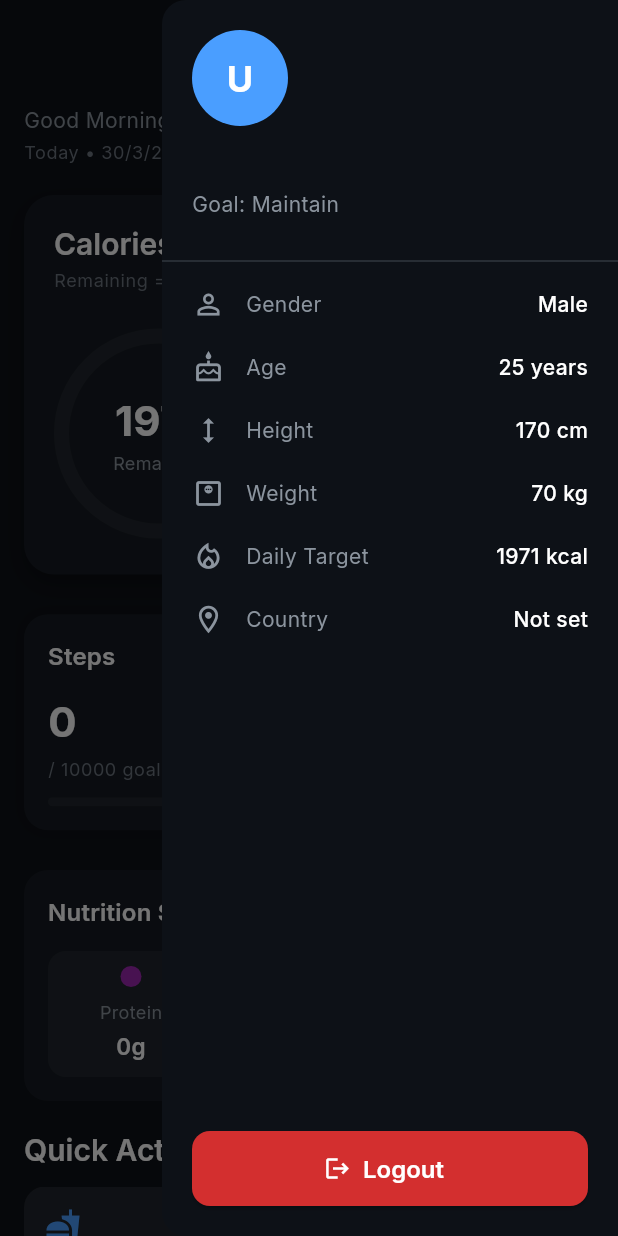
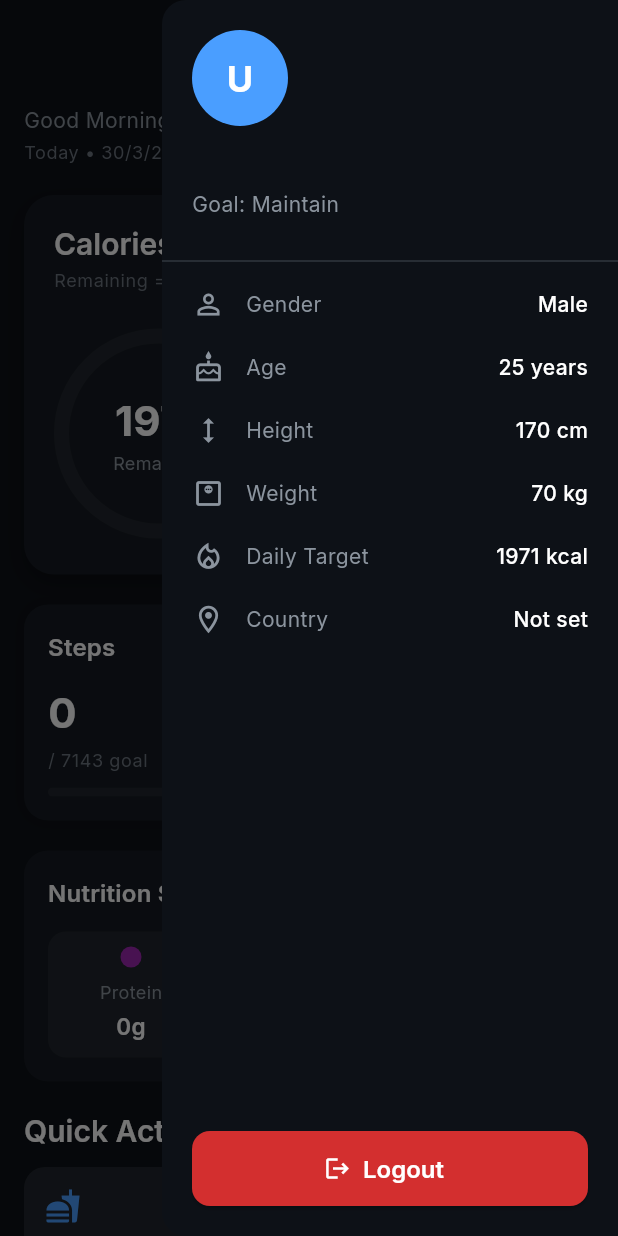
Before and after one commit to mannpadhiar/Fitness-App, a Flutter app: the HomeView screen opened directly, after a tap on the "menu" icon, on a phone screen of 412 x 824 dp. Run offline on Flutter 3.47's test engine with Material 3 defaults, Android fonts, the phone set to English and light mode, and no system bars; drawn by our look-alikes of percent_indicator; our stand-ins replace fl_chart, flutter_dotenv, get, get_storage, google_fonts, permission_handler and 1 more; missing offline and left inert: pedometer_2; accounts and stored records are empty; network calls fail.

Commit message:
fixed homepage inconsistancy

```diff
--- a/frontend/lib/app/modules/home/controllers/home_controller.dart
+++ b/frontend/lib/app/modules/home/controllers/home_controller.dart
@@ -1,8 +1,10 @@
 import 'dart:async';
+import 'dart:io';
 import 'package:flutter/foundation.dart';
 import 'package:get/get.dart';
 import 'package:get_storage/get_storage.dart';
 import 'package:pedometer_2/pedometer_2.dart';
+import 'package:permission_handler/permission_handler.dart';
 import 'package:fitness_app/app/routes/app_routes.dart';
 import 'package:fitness_app/app/services/auth_service.dart';
 import 'package:fitness_app/app/services/user_service.dart';
@@ -39,9 +41,11 @@ class HomeController extends GetxController {
 
   // Steps
   final steps = 0.obs;
-  final stepsGoal = 10000;
+  final stepsGoal = 8000.obs;
   StreamSubscription<int>? _stepSubscription;
   final pedometer = Pedometer();
+  int _initialStreamSteps = -1; // first value from stepCountStream (since boot)
+  int _baselineDailySteps = 0;  // steps from getStepCount (today so far)
 
   // Loading
   final isLoading = true.obs;
@@ -50,10 +54,157 @@ class HomeController extends GetxController {
   void onInit() {
     super.onInit();
     _loadFromBackend();
-    _initPedometer();
+    _requestPermissionAndStartPedometer();
   }
 
-  // Fetch user profile + active goal + daily summary from backend
+  // --- Permission + Pedometer ---
+  Future<void> _requestPermissionAndStartPedometer() async {
+    try {
+      PermissionStatus status;
+      if (Platform.isAndroid) {
+        status = await Permission.activityRecognition.request();
+      } else {
+        status = await Permission.sensors.request();
+      }
+
+      if (status.isGranted) {
+        await _initPedometer();
+      } else {
+        debugPrint('Activity permission denied: $status');
+        // Still try — some devices work without explicit grant
+        await _initPedometer();
+      }
+    } catch (e) {
+      debugPrint('Permission request failed: $e');
+      await _initPedometer();
+    }
+  }
+
+  Future<void> _initPedometer() async {
+    // 1. Get today's steps so far using getStepCount (accurate daily total)
+    try {
+      final now = DateTime.now();
+      final todayStart = DateTime(now.year, now.month, now.day);
+      _baselineDailySteps = await pedometer.getStepCount(
+        from: todayStart,
+        to: now,
+      );
+      steps.value = _baselineDailySteps;
+      _updateExerciseCalories();
+      debugPrint('Baseline daily steps: $_baselineDailySteps');
+    } catch (e) {
+      debugPrint('getStepCount failed: $e');
+      _baselineDailySteps = 0;
+    }
+
+    // 2. Listen to live stream for real-time updates
+    //    The stream returns steps since last boot, so we track the delta
+    _initialStreamSteps = -1;
+    _stepSubscription = pedometer.stepCountStream().listen(
+      (stepCount) {
+        if (_initialStreamSteps == -1) {
+          // First stream event — this is the "since boot" baseline
+          _initialStreamSteps = stepCount;
+          // Don't update steps.value yet — baseline already has the right count
+          debugPrint('Stream baseline (since boot): $_initialStreamSteps');
+        } else {
+          // Delta = how many steps since we started listening
+          final delta = stepCount - _initialStreamSteps;
+          steps.value = _baselineDailySteps + delta;
+          _updateExerciseCalories();
+
+          // Sync to backend periodically
+          _syncStepsToBackend(steps.value);
+        }
+      },
+      onError: (error) {
+        debugPrint('Pedometer stream error: $error');
+      },
+    );
+  }
+
+  void _updateExerciseCalories() {
+    // Weight-aware formula: calories per step ≈ 0.0005 × weight(kg)
+    final calPerStep = 0.0005 * weightKg.value;
+    exerciseCalories.value = (steps.value * calPerStep).round();
+  }
+
+  // --- Dynamic Steps Goal Calculation ---
+  void _calculateStepsGoal() {
+    final weight = weightKg.value;
+    final height = heightCm.value;
+    final userAge = age.value;
+    final userGender = gender.value;
+    final userGoal = goal.value;
+    final activity = activityLevel.value;
+
+    // 1. BMR (Mifflin-St Jeor)
+    final base = 10 * weight + 6.25 * height - 5 * userAge;
+    final bmr = userGender == 'male' ? base + 5 : base - 161;
+
+    // 2. Activity multiplier
+    double activityMultiplier;
+    switch (activity) {
+      case 'moderate':
+        activityMultiplier = 1.55;
+        break;
+      case 'high':
+        activityMultiplier = 1.725;
+        break;
+      default: // 'low'
+        activityMultiplier = 1.2;
+    }
+
+    // 3. TDEE
+    final tdee = bmr * activityMultiplier;
+
+    // 4. Goal-based calorie adjustment
+    double calorieAdjustment;
+    switch (userGoal) {
+      case 'lose':
+        calorieAdjustment = -400; // deficit to burn via walking
+        break;
+      case 'gain':
+        calorieAdjustment = 200; // small surplus, less walking needed
+        break;
+      default: // 'maintain'
+        calorieAdjustment = 0;
+    }
+
+    // 5. Calculate target extra calories to burn through steps
+    //    For 'lose': user needs to burn extra 400 kcal through activity
+    //    For 'maintain': moderate activity target
+    //    For 'gain': lighter step target
+    double targetStepCalories;
+    switch (userGoal) {
+      case 'lose':
+        // Burn the deficit through walking
+        targetStepCalories = calorieAdjustment.abs();
+        break;
+      case 'gain':
+        // Light walking — just enough for health
+        targetStepCalories = 150;
+        break;
+      default: // 'maintain'
+        // Moderate walking
+        targetStepCalories = 250;
+    }
+
+    // 6. Calories per step = 0.0005 × weight(kg)
+    final calPerStep = 0.0005 * weight;
+
+    // 7. Steps = target calories / cal per step
+    int calculatedSteps = (targetStepCalories / calPerStep).round();
+
+    // 8. Clamp to reasonable range
+    calculatedSteps = calculatedSteps.clamp(4000, 15000);
+
+    stepsGoal.value = calculatedSteps;
+    debugPrint('Dynamic steps goal: $calculatedSteps '
+        '(BMR=$bmr, TDEE=$tdee, goal=$userGoal, calPerStep=$calPerStep)');
+  }
+
+  // --- Backend Data Loading ---
   Future<void> _loadFromBackend() async {
     try {
       final userId = await AuthService.getUserId();
@@ -84,6 +235,9 @@ class HomeController extends GetxController {
       } else {
         _calculateTargetCaloriesLocally();
       }
+
+      // Calculate dynamic steps goal based on user profile
+      _calculateStepsGoal();
 
       // Fetch today's daily summary
       final now = DateTime.now();
@@ -125,6 +279,7 @@ class HomeController extends GetxController {
     activityLevel.value = box.read('activityLevel') ?? 'low';
     country.value = box.read('country') ?? '';
     _calculateTargetCaloriesLocally();
+    _calculateStepsGoal();
     isLoading.value = false;
   }
 
@@ -171,22 +326,7 @@ class HomeController extends GetxController {
     targetCalories.value = tdee.round();
   }
 
-  // --- Pedometer ---
-  void _initPedometer() {
-    _stepSubscription = pedometer.stepCountStream().listen(
-      (stepCount) {
-        steps.value = stepCount;
-        exerciseCalories.value = (stepCount * 0.04).round();
-
-        // Sync steps to backend periodically
-        _syncStepsToBackend(stepCount);
-      },
-      onError: (error) {
-        steps.value = 0;
-      },
-    );
-  }
-
+  // --- Step Sync ---
   Timer? _syncTimer;
   void _syncStepsToBackend(int stepCount) {
     _syncTimer?.cancel();
--- a/frontend/lib/app/modules/home/views/home_view.dart
+++ b/frontend/lib/app/modules/home/views/home_view.dart
@@ -147,7 +147,9 @@ class HomeView extends StatelessWidget {
                 const SizedBox(height: 20),
 
                 // --- Steps & Exercise Cards ---
-                Row(
+                IntrinsicHeight(
+                  child: Row(
+                    crossAxisAlignment: CrossAxisAlignment.stretch,
                     children: [
                       // Steps card
                       Expanded(
@@ -188,15 +190,17 @@ class HomeView extends StatelessWidget {
                               ),
                               const SizedBox(height: 4),
                               Text(
-                              '/ ${c.stepsGoal} goal',
+                                '/ ${c.stepsGoal.value} goal',
                                 style: Theme.of(context).textTheme.bodySmall,
                               ),
                               const SizedBox(height: 10),
                               ClipRRect(
                                 borderRadius: BorderRadius.circular(4),
                                 child: LinearProgressIndicator(
-                                value: (c.steps.value / c.stepsGoal)
-                                    .clamp(0.0, 1.0),
+                                  value: c.stepsGoal.value > 0
+                                      ? (c.steps.value / c.stepsGoal.value)
+                                          .clamp(0.0, 1.0)
+                                      : 0.0,
                                   backgroundColor: AppColors.surfaceLight,
                                   valueColor: const AlwaysStoppedAnimation(
                                       AppColors.success),
@@ -246,16 +250,20 @@ class HomeView extends StatelessWidget {
                                 ),
                               ),
                               const SizedBox(height: 4),
-                            Text('cal burned',
+                              Text('kcal burned',
                                   style: Theme.of(context).textTheme.bodySmall),
                               const SizedBox(height: 10),
-                            Text(
-                              c.steps.value > 0
-                                  ? '🚶 Active today'
-                                  : '📡 Tracking...',
-                              style: TextStyle(
-                                color: AppColors.textSecondary,
-                                fontSize: 13,
+                              ClipRRect(
+                                borderRadius: BorderRadius.circular(4),
+                                child: LinearProgressIndicator(
+                                  value: c.stepsGoal.value > 0
+                                      ? (c.steps.value / c.stepsGoal.value)
+                                          .clamp(0.0, 1.0)
+                                      : 0.0,
+                                  backgroundColor: AppColors.surfaceLight,
+                                  valueColor: const AlwaysStoppedAnimation(
+                                      AppColors.error),
+                                  minHeight: 6,
                                 ),
                               ),
                             ],
@@ -263,6 +271,7 @@ class HomeView extends StatelessWidget {
                         ),
                       ),
                     ],
+                  ),
                 ),
                 const SizedBox(height: 20),
 
--- a/frontend/pubspec.yaml
+++ b/frontend/pubspec.yaml
@@ -40,6 +40,8 @@ dependencies:
   http: ^1.2.2
   shared_preferences: ^2.3.4
   fl_chart: ^0.70.2
+  flutter_dotenv: ^5.1.0
+  permission_handler: ^11.3.1
 
 dev_dependencies:
   flutter_test:
@@ -64,8 +66,8 @@ flutter:
   uses-material-design: true
 
   # To add assets to your application, add an assets section, like this:
-  # assets:
-  #   - images/a_dot_burr.jpeg
+  assets:
+    - .env
   #   - images/a_dot_ham.jpeg
 
   # An image asset can refer to one or more resolution-specific "variants", see
```
Also changed, not shown: frontend/lib/app/modules/auth/views/sign_in_view.dart (+47 -32 lines), frontend/lib/app/services/api_service.dart (+3 -4 lines), frontend/lib/main.dart (+46 -9 lines), frontend/pubspec.lock, 2 other files. Lines whose indentation alone changed are shown as unchanged.
